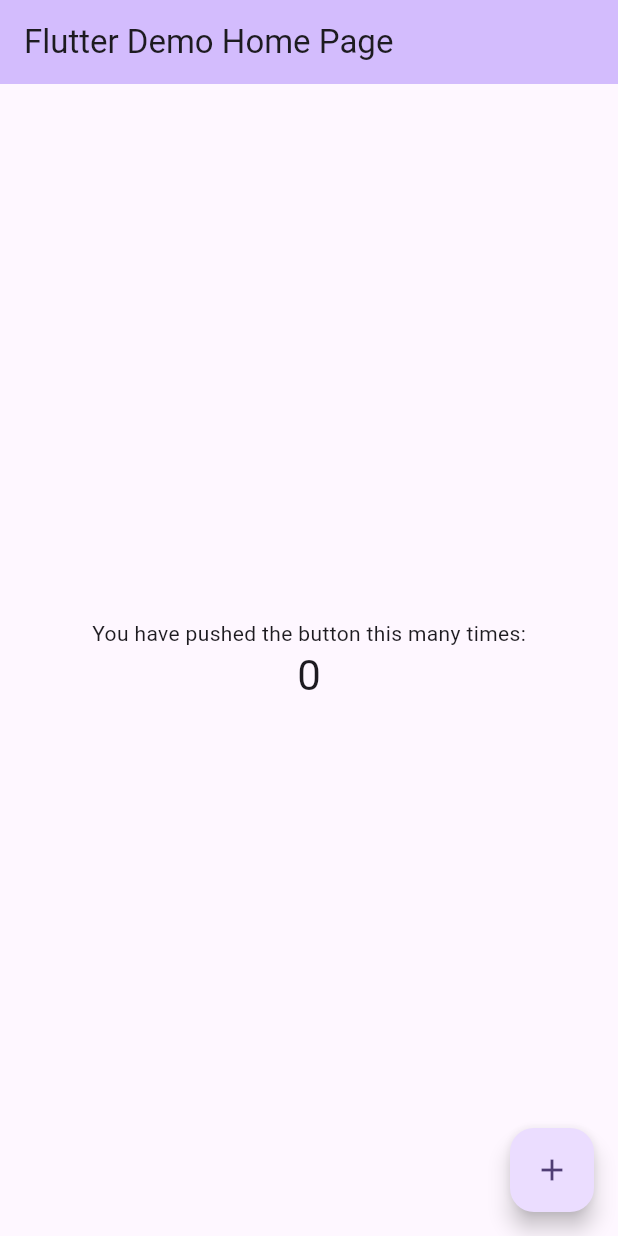
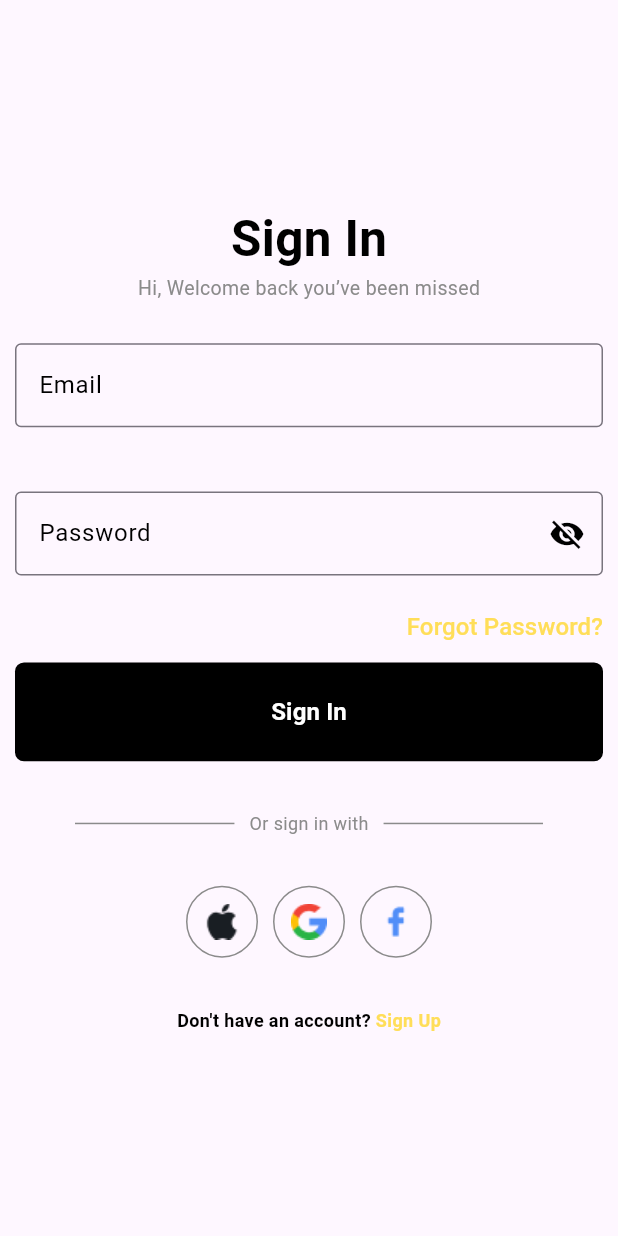
Before and after one commit to ShubhamAher-Leometric/job_networking_app, a Flutter app: the screen it shows after launch, on a phone screen of 412 x 824 dp. Run offline on Flutter 3.47's test engine with Material 3 defaults, Android fonts, the phone set to English and light mode, and no system bars.

Commit message:
sign in page and sign up ui done

```diff
--- /dev/null
+++ b/lib/constants/color_constants.dart
@@ -0,0 +1,7 @@
+import 'dart:ui';
+
+const Color appPrimaryColor = Color(0xFFFFDE59); // Yellow
+const Color appsecondaryColor = Color(0xFF000000); // Black
+const Color appbackgroundColor = Color(0xFFFFFFFF); // White
+const Color appTextColor = Color(0xFF000000); // Black
+const Color appTextColor2 = Color(0xFF8B8B8B); // Greay
--- /dev/null
+++ b/lib/constants/custom_elevated_button.dart
@@ -0,0 +1,41 @@
+import 'package:flutter/material.dart';
+import 'package:job_networking_app/constants/color_constants.dart';
+
+class CustomElevatedButton extends StatelessWidget {
+  final VoidCallback onPressed;
+  final String title;
+
+  const CustomElevatedButton({
+    Key? key,
+    required this.onPressed,
+    required this.title,
+  }) : super(key: key);
+
+  @override
+  Widget build(BuildContext context) {
+    Size screenSize = MediaQuery.of(context).size;
+    double screenWidth = screenSize.width;
+    double screenHeight = screenSize.height;
+    return Container(
+      height: screenHeight * 0.08,
+      child: ElevatedButton(
+        onPressed: onPressed,
+        style: ButtonStyle(
+          backgroundColor: WidgetStateProperty.all(appsecondaryColor),
+          elevation: WidgetStateProperty.all(0),
+          shape: WidgetStateProperty.all(
+            RoundedRectangleBorder(
+              borderRadius: BorderRadius.circular(6),
+            ),
+          ),
+          minimumSize: MaterialStateProperty.all(Size(double.infinity, 50)),
+          foregroundColor: MaterialStateProperty.all(Colors.white),
+        ),
+        child: Text(
+          title,
+          style: TextStyle(color: Colors.white,fontSize: 16,fontWeight: FontWeight.w700),
+        ),
+      ),
+    );
+  }
+}
--- a/lib/main.dart
+++ b/lib/main.dart
@@ -1,4 +1,6 @@
 import 'package:flutter/material.dart';
+
+import 'onbording_screens/splash_screen.dart';
 
 void main() {
   runApp(const MyApp());
@@ -10,60 +12,9 @@ class MyApp extends StatelessWidget {
   @override
   Widget build(BuildContext context) {
     return MaterialApp(
+      debugShowCheckedModeBanner: false,
       title: 'Fastaff \'',
-      theme: ThemeData(
-        colorScheme: ColorScheme.fromSeed(seedColor: Colors.deepPurple),
-        useMaterial3: true,
-      ),
-      home: const MyHomePage(title: 'Flutter Demo Home Page'),
+      home: SplashScreen(),
     );
   }
 }
-
-class MyHomePage extends StatefulWidget {
-  const MyHomePage({super.key, required this.title});
-
-  final String title;
-
-  @override
-  State<MyHomePage> createState() => _MyHomePageState();
-}
-
-class _MyHomePageState extends State<MyHomePage> {
-  int _counter = 0;
-
-  void _incrementCounter() {
-    setState(() {
-      _counter++;
-    });
-  }
-
-  @override
-  Widget build(BuildContext context) {
-    return Scaffold(
-      appBar: AppBar(
-        backgroundColor: Theme.of(context).colorScheme.inversePrimary,
-        title: Text(widget.title),
-      ),
-      body: Center(
-        child: Column(
-          mainAxisAlignment: MainAxisAlignment.center,
-          children: <Widget>[
-            const Text(
-              'You have pushed the button this many times:',
-            ),
-            Text(
-              '$_counter',
-              style: Theme.of(context).textTheme.headlineMedium,
-            ),
-          ],
-        ),
-      ),
-      floatingActionButton: FloatingActionButton(
-        onPressed: _incrementCounter,
-        tooltip: 'Increment',
-        child: const Icon(Icons.add),
-      ),
-    );
-  }
-}
--- /dev/null
+++ b/lib/onbording_screens/login_screen.dart
@@ -0,0 +1,183 @@
+import 'package:flutter/material.dart';
+import 'package:job_networking_app/constants/color_constants.dart';
+import 'package:job_networking_app/constants/custom_elevated_button.dart';
+import 'package:job_networking_app/onbording_screens/sign_up_screen.dart';
+
+class LoginPage extends StatefulWidget {
+  const LoginPage({Key? key});
+
+  @override
+  State<LoginPage> createState() => _LoginPageState();
+}
+
+class _LoginPageState extends State<LoginPage> {
+  TextEditingController emailController = TextEditingController();
+  TextEditingController passwordController = TextEditingController();
+  bool _isPasswordHidden = true;
+
+  @override
+  Widget build(BuildContext context) {
+    Size screenSize = MediaQuery.of(context).size;
+    double screenWidth = screenSize.width;
+    double screenHeight = screenSize.height;
+    double titleFontSize = screenWidth * 0.08;
+
+    return Scaffold(
+      body: Padding(
+        padding: const EdgeInsets.symmetric(horizontal: 10.0),
+        child: Column(
+          mainAxisAlignment: MainAxisAlignment.center,
+          crossAxisAlignment: CrossAxisAlignment.center,
+          children: [
+            Text(
+              'Sign In',
+              style: TextStyle(
+                fontSize: titleFontSize,
+                fontWeight: FontWeight.bold,
+                color: appTextColor,
+              ),
+            ),
+            const Text(
+              'Hi, Welcome back you’ve been missed',
+              style: TextStyle(fontSize: 13, color: appTextColor2),
+            ),
+            SizedBox(height: screenHeight * 0.011),
+            SizedBox(height: screenHeight * 0.022),
+            SizedBox(
+              height: screenHeight * 0.08,
+              child: TextField(
+                controller: emailController,
+                decoration: InputDecoration(
+                  border: OutlineInputBorder(
+                    borderSide: BorderSide(color: appsecondaryColor), // Set border color
+                  ),
+                  focusedBorder: OutlineInputBorder(
+                    borderSide: BorderSide(color: appsecondaryColor), // Set focused border color
+                  ),
+                  labelText: 'Email',
+                  labelStyle: TextStyle(color: appsecondaryColor)
+                ),
+              ),
+            ),
+            SizedBox(height: screenHeight * 0.040),
+            SizedBox(
+              height: screenHeight * 0.08,
+              child: TextField(
+                controller: passwordController,
+                obscureText: _isPasswordHidden,
+                decoration: InputDecoration(
+                  border: OutlineInputBorder(
+                    borderSide: BorderSide(color: appsecondaryColor), // Set border color
+                  ),
+                  focusedBorder: OutlineInputBorder(
+                    borderSide: BorderSide(color: appsecondaryColor), // Set focused border color
+                  ),
+                  labelText: 'Password',
+                  labelStyle: TextStyle(color: appsecondaryColor),
+                  suffixIcon: IconButton(
+                    icon: Icon(
+                      _isPasswordHidden ? Icons.visibility_off : Icons.visibility,
+                      color: appsecondaryColor,
+                    ),
+                    onPressed: () {
+                      setState(() {
+                        _isPasswordHidden = !_isPasswordHidden;
+                      });
+                    },
+                  ),
+                ),
+              ),
+            ),
+            Row(
+              mainAxisAlignment: MainAxisAlignment.end,
+              children: [
+                TextButton(
+                  onPressed: () {
+                    // Navigator.push(
+                    //   context,
+                    //   MaterialPageRoute(
+                    //     builder: (context) => ResetPassword(),
+                    //   ),
+                    // );
+                  },
+                  style: TextButton.styleFrom(
+                    padding: EdgeInsets.zero, // Remove default padding
+                  ),
+                  child: const Text(
+                    'Forgot Password?',
+                    style: TextStyle(fontSize: 16, color:appPrimaryColor),
+                  ),
+                ),
+              ],
+            ),
+            CustomElevatedButton(onPressed: (){
+              Navigator.push(
+                context,
+                MaterialPageRoute(
+                  builder: (context) => SignUpScreen(),
+                ),
+              );
+            }, title: 'Sign In'),
+            SizedBox(height: screenHeight * 0.040),
+            const Row(
+              crossAxisAlignment: CrossAxisAlignment.center,
+              mainAxisAlignment: MainAxisAlignment.center,
+              children: [
+                SizedBox(width: 40,),
+                Expanded(child: Divider(color: appTextColor2,)),
+                SizedBox(width: 10,),
+                Text('Or sign in with',
+                  style: TextStyle(color: appTextColor2,fontSize: 12,fontWeight: FontWeight.w400),),
+                SizedBox(width: 10,),
+                Expanded(child: Divider(color: appTextColor2,)),
+                SizedBox(width: 40,),
+              ],
+            ),
+            SizedBox(height: screenHeight * 0.040),
+            Row(
+              crossAxisAlignment: CrossAxisAlignment.center,
+              mainAxisAlignment: MainAxisAlignment.center,
+              children: [
+                Container(
+                  height: 48,
+                    width: 48,
+                    decoration: BoxDecoration(
+                      borderRadius: BorderRadius.circular(30),
+                      border: Border.all(color: appTextColor2)
+                    ),
+                    child: Image.asset('assets/icons/social_login1.png',height: 24,width: 24,)),
+                SizedBox(width: 10,),
+                Container(
+                    height: 48,
+                    width: 48,
+                    decoration: BoxDecoration(
+                        borderRadius: BorderRadius.circular(30),
+                        border: Border.all(color: appTextColor2)
+                    ),
+                    child: Image.asset('assets/icons/social_login2.png',height: 24,width: 24,)),                    SizedBox(width: 10,),
+                Container(
+                    height: 48,
+                    width: 48,
+                    decoration: BoxDecoration(
+                        borderRadius: BorderRadius.circular(30),
+                        border: Border.all(color: appTextColor2)
+                    ),
+                    child: Image.asset('assets/icons/social_login3.png',height: 24,width: 24,)),                  ],
+            ),
+            SizedBox(height: screenHeight * 0.040),
+            Row(
+              crossAxisAlignment: CrossAxisAlignment.center,
+              mainAxisAlignment: MainAxisAlignment.center,
+              children: [
+                Text('Don\'t have an account? ',
+                  style:TextStyle(fontSize: 12,fontWeight: FontWeight.w700,color: appTextColor),),
+                Text('Sign Up',
+                  style:TextStyle(fontSize: 12,fontWeight: FontWeight.w700,color: appPrimaryColor),),
+              ],
+            ),
+          ],
+        ),
+      ),
+    );
+  }
+}
```
Also changed, not shown: lib/onbording_screens/sign_up_screen.dart (added, +198 -0 lines), lib/onbording_screens/splash_screen.dart (added, +47 -0 lines), assets/icons/social_login1.png (added), assets/icons/social_login2.png (added), assets/icons/social_login3.png (added), assets/images/splash_screen.png (renamed from assets/images/Welcome Screen.png).
